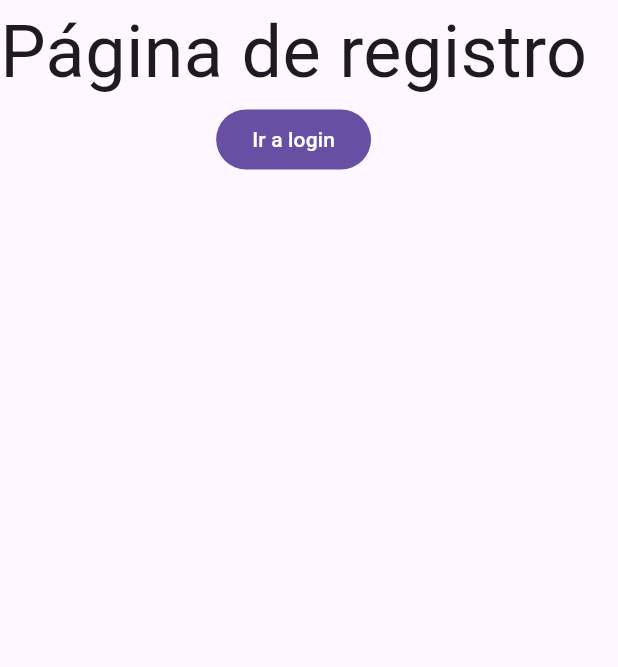
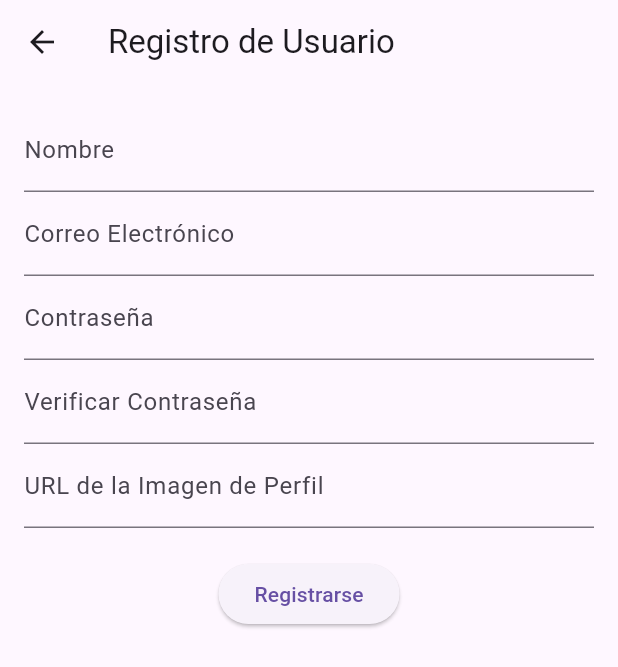
Before and after one commit to ing-fabiansuarez/app-especializacion-desarrollo-multiplataforma, a Flutter app: the screen it shows after launch, after a tap on "Registrate acá", on a phone screen of 412 x 824 dp. Shown: the top 667 px of the screen. Run offline on Flutter 3.47's test engine with Material 3 defaults, Android fonts, the phone set to English and light mode, and no system bars; our stand-ins replace go_router; network calls fail.

Commit message:
se agrego algunas cositas

```diff
--- a/lib/app/login/presentation/pages/login_page.dart
+++ b/lib/app/login/presentation/pages/login_page.dart
@@ -47,8 +47,15 @@ class FooterLoginWidget extends StatelessWidget {
   }
 }
 
-class BodyLoginWidget extends StatelessWidget {
-  const BodyLoginWidget({super.key});
+class BodyLoginWidget extends StatefulWidget {
+  BodyLoginWidget({super.key});
+
+  @override
+  State<BodyLoginWidget> createState() => _BodyLoginWidgetState();
+}
+
+class _BodyLoginWidgetState extends State<BodyLoginWidget> {
+  bool showPassword = false;
 
   @override
   Widget build(BuildContext context) {
@@ -67,12 +74,21 @@ class BodyLoginWidget extends StatelessWidget {
             ),
             SizedBox(height: 16.0),
             TextField(
-              obscureText: true,
+              obscureText: !showPassword,
               decoration: InputDecoration(
                 labelText: "Password:",
                 icon: Icon(Icons.lock),
                 hintText: "Escribir su email",
-                suffixIcon: Icon(Icons.visibility_off),
+                suffixIcon: GestureDetector(
+                  onTap: () {
+                    setState(() {
+                      showPassword = !showPassword;
+                    });
+                  },
+                  child: Icon(
+                    showPassword ? Icons.visibility : Icons.visibility_off,
+                  ),
+                ),
               ),
               keyboardType: TextInputType.emailAddress,
             ),
--- a/lib/app/signup/presentation/pages/signup_page.dart
+++ b/lib/app/signup/presentation/pages/signup_page.dart
@@ -7,15 +7,33 @@ class SignUpPage extends StatelessWidget {
   @override
   Widget build(BuildContext context) {
     return Scaffold(
-      body: Column(
-        crossAxisAlignment: CrossAxisAlignment.center,
-        children: [
-          Text("Página de registro", style: TextStyle(fontSize: 48.0)),
-          FilledButton(
-            onPressed: () => {GoRouter.of(context).pop()},
-            child: Text("Ir a login"),
-          ),
-        ],
+      appBar: AppBar(title: Text('Registro de Usuario')),
+      body: Padding(
+        padding: EdgeInsets.all(16.0),
+        child: Column(
+          children: [
+            TextField(decoration: InputDecoration(labelText: 'Nombre')),
+            TextField(
+              decoration: InputDecoration(labelText: 'Correo Electrónico'),
+              keyboardType: TextInputType.emailAddress,
+            ),
+            TextField(
+              decoration: InputDecoration(labelText: 'Contraseña'),
+              obscureText: true,
+            ),
+            TextField(
+              decoration: InputDecoration(labelText: 'Verificar Contraseña'),
+              obscureText: true,
+            ),
+            TextField(
+              decoration: InputDecoration(
+                labelText: 'URL de la Imagen de Perfil',
+              ),
+            ),
+            SizedBox(height: 20),
+            ElevatedButton(onPressed: () {}, child: Text('Registrarse')),
+          ],
+        ),
       ),
     );
   }
```
Also changed, not shown: lib/app/main_app.dart (+12 -0 lines).
